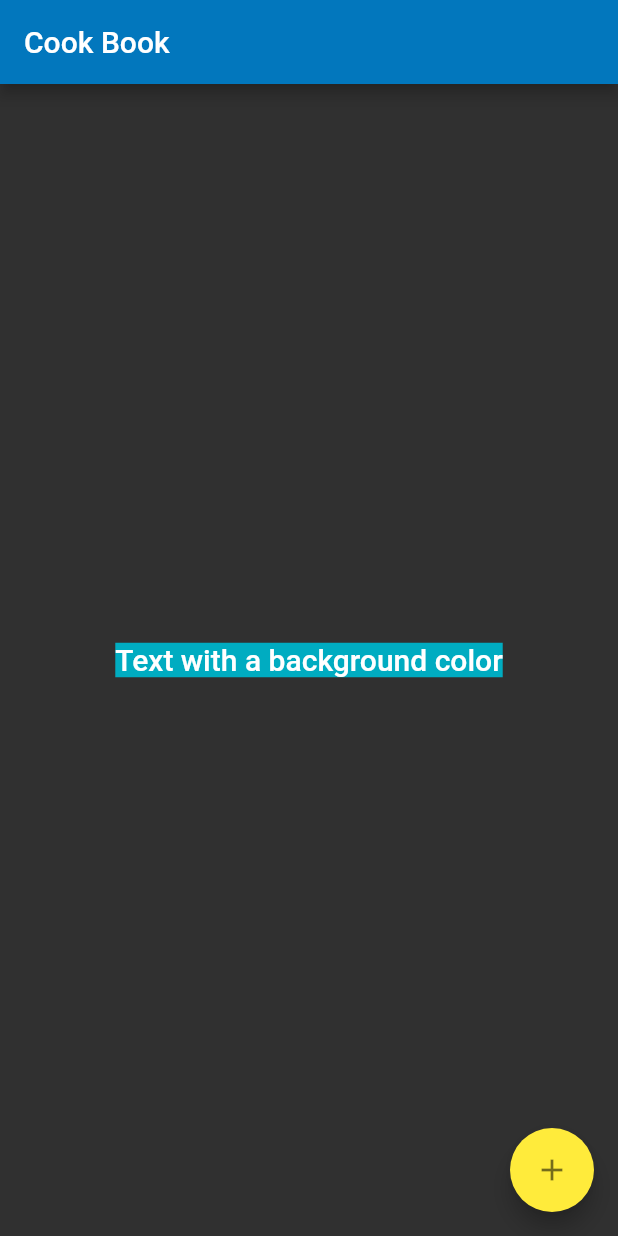
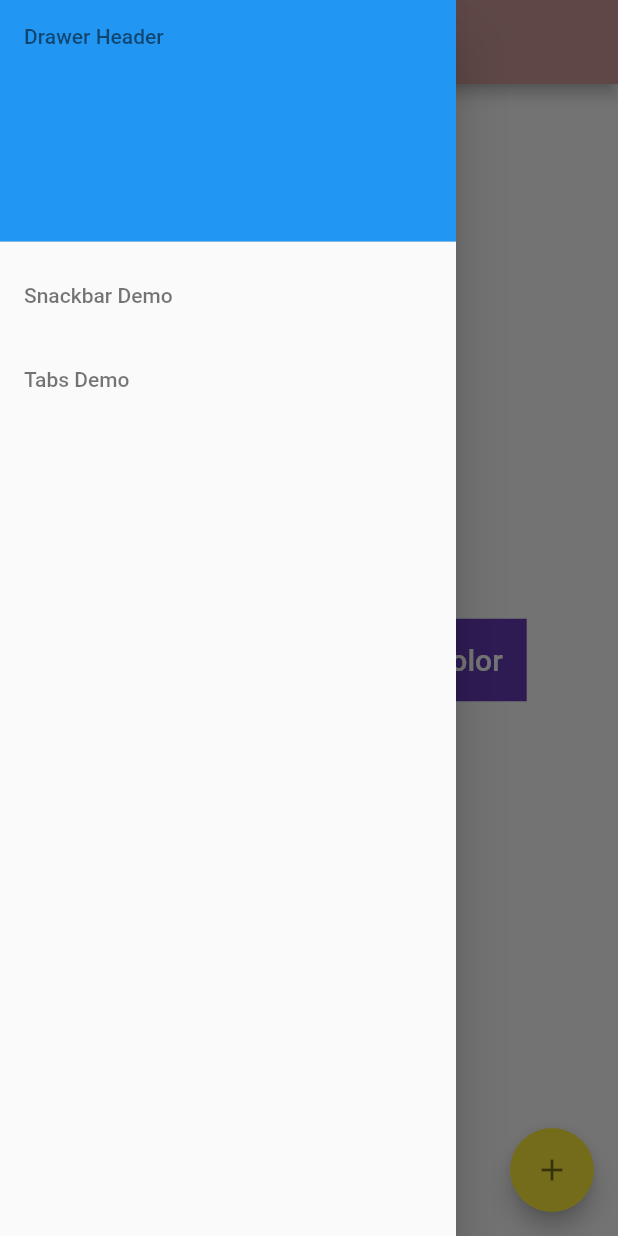
Before and after one commit to Anuraag93/flutter, a Flutter app: the screen it shows after launch, with the side drawer open (before the commit the screen has no drawer), on a phone screen of 412 x 824 dp. Run offline on Flutter 3.47's test engine with Material 2 defaults, Android fonts, the phone set to English and light mode, and no system bars.

Commit message:
added drawer and navigation

```diff
--- /dev/null
+++ b/cook_book/lib/drawer_list.dart
@@ -0,0 +1,48 @@
+import 'package:flutter/material.dart';
+
+import 'display_list.dart';
+
+
+class DrawerList extends StatelessWidget{
+  final List<String> page;
+
+  const DrawerList({@required this.page});
+
+  @override
+  Widget build(BuildContext context) {
+    DisplayList nav = DisplayList(page: page,);
+    return Drawer(
+      child: ListView(
+        children: <Widget>[
+          DrawerHeader(
+            child: Text('Drawer Header'),
+            decoration: BoxDecoration(
+              color: Colors.blue,
+            ),
+          ),
+          ListTile(
+            title: Text(page[0]),
+            onTap: () {
+              // Update the state of the app
+              // ...
+              // Then close the drawer
+              Navigator.pop(context);
+
+              nav.navigateToRespectivePage(context,page[0]);
+            },
+          ),
+          ListTile(
+            title: Text(page[1]),
+            onTap: () {
+              // Update the state of the app
+              // ...
+              // Then close the drawer
+              Navigator.pop(context);
+              nav.navigateToRespectivePage(context,page[1]);
+            },
+          ),
+        ],
+      ),
+    );
+  }
+}
--- a/cook_book/lib/home_page.dart
+++ b/cook_book/lib/home_page.dart
@@ -1,24 +1,32 @@
 import 'package:flutter/material.dart';
 
 import 'display_list.dart';
+import 'drawer_list.dart';
 
 class HomePage extends StatelessWidget {
   final String title;
+  final page = ['Snackbar Demo', 'Tabs Demo'];
 
   HomePage({Key key, @required this.title}) : super(key: key);
+
 
   @override
   Widget build(BuildContext context) {
     return Scaffold(
       appBar: AppBar(
-        title: Text(title),
+        title: Text(
+          title,
+          style: Theme.of(context).textTheme.headline,
+        ),
       ),
       body: Center(
         child: Container(
+          padding: EdgeInsets.all(16.0),
           color: Theme.of(context).accentColor,
           child: Text(
             'Text with a background color',
-            style: Theme.of(context).textTheme.title,
+            style:
+                Theme.of(context).textTheme.title.copyWith(color: Colors.white),
           ),
         ),
       ),
@@ -26,7 +34,8 @@ class HomePage extends StatelessWidget {
         data: Theme.of(context).copyWith(accentColor: Colors.yellow),
         child: FloatingActionButton(
           onPressed: () {
-            Navigator.push(context, MaterialPageRoute(builder: (context) => DisplayList()));
+            Navigator.push(context,
+                MaterialPageRoute(builder: (context) => DisplayList(page: page)));
           },
           child: Icon(
             Icons.add,
@@ -34,6 +43,7 @@ class HomePage extends StatelessWidget {
           ),
         ),
       ),
+      drawer: DrawerList(page: page,),
     );
   }
 }
--- a/cook_book/lib/main.dart
+++ b/cook_book/lib/main.dart
@@ -12,23 +12,28 @@ class CookBook extends StatelessWidget {
     return MaterialApp(
       debugShowCheckedModeBanner: false,
       title: appName,
-      theme: ThemeData(
-        brightness: Brightness.dark,
-        primaryColor: Colors.lightBlue[800],
-        accentColor: Colors.cyan[600],
-      ),
       home: HomePage(title: appName),
 //      theme: ThemeData(
-//        primaryColor: Color(0xFFCE9A9A),
-//        highlightColor: Color(0xFFCE9A9A),
-//        splashColor: Color(0xFF912D2D),
-//        errorColor: Color(0xFF912D2D),
-//        accentColor: Colors.deepPurple,
-//        textTheme: Theme.of(context).textTheme.apply(
-//              displayColor: Colors.deepPurple,
-//              bodyColor: Colors.deepPurple,
-//            ),
+//        brightness: Brightness.dark,
+//        primaryColor: Colors.lightBlue[800],
+//        accentColor: Colors.cyan[600],
 //      ),
+
+      theme: ThemeData(
+        fontFamily: 'Raleway',
+        primaryColor: Color(0xFFCE9A9A),
+        highlightColor: Color(0xFFCE9A9A),
+        splashColor: Color(0xFF912D2D),
+        errorColor: Color(0xFF912D2D),
+        accentColor: Colors.deepPurple,
+        textTheme: Theme.of(context).textTheme.apply(
+              displayColor: Colors.orange,
+              bodyColor: Colors.black54,
+            ),
+        iconTheme: IconThemeData(
+          color: Colors.brown,
+        ),
+      ),
     );
   }
 }
```
Also changed, not shown: cook_book/lib/display_list.dart (+20 -8 lines), cook_book/pubspec.yaml (+7 -1 lines), cook_book/assets/fonts/Raleway-Regular.ttf (added), cook_book/assets/fonts/RobotoMono-Regular.ttf (added).
